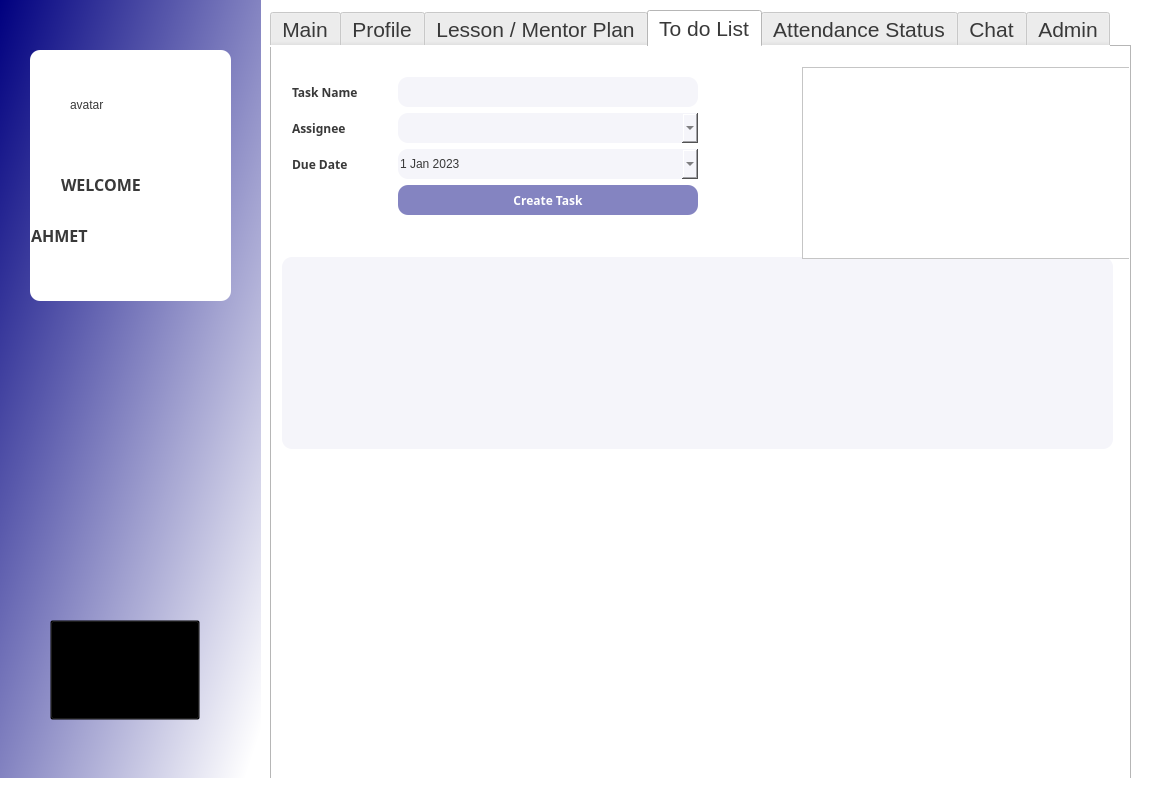
Melike17/school_update, file Teacher_UI/teacher_v1.ui: the form before one commit.
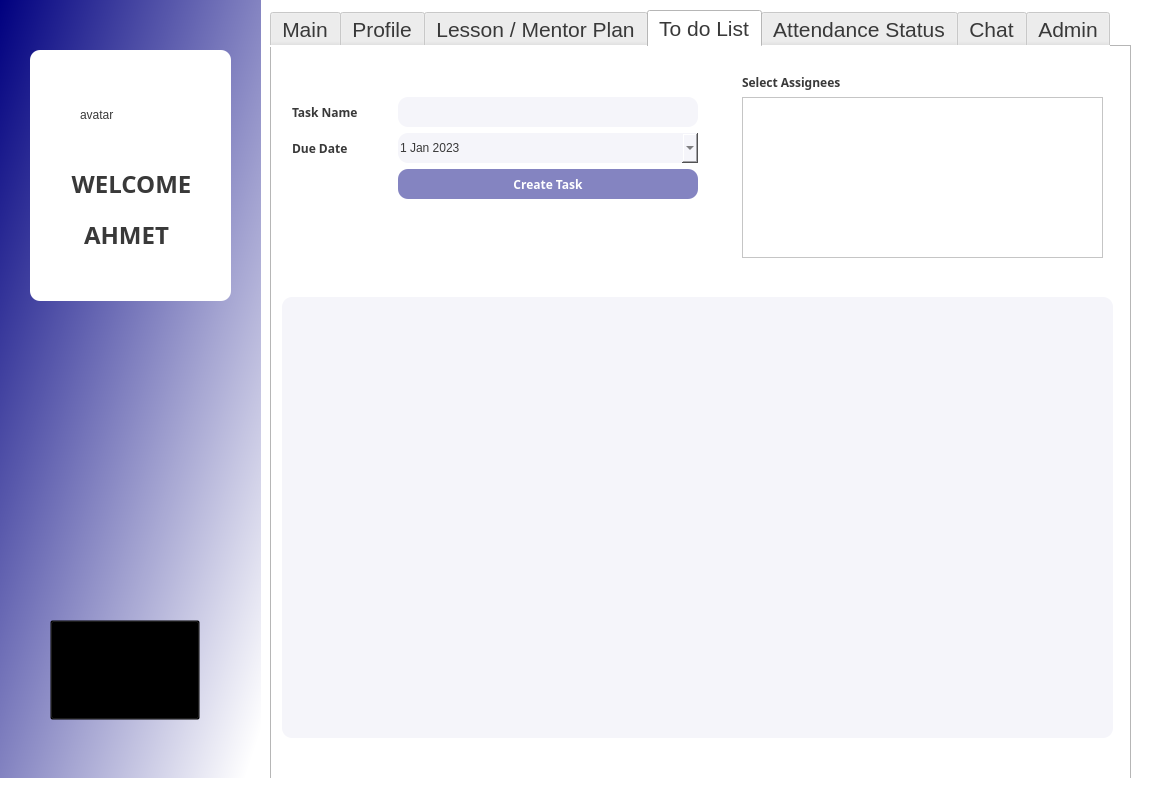
The form after the commit. The open tabs and pages were chosen to show the change. Icons and pictures are not drawn.

Patch:
```diff
--- a/Teacher_UI/teacher_v1.ui
+++ b/Teacher_UI/teacher_v1.ui
@@ -1007,9 +1007,9 @@
       <property name="geometry">
        <rect>
         <x>10</x>
-        <y>210</y>
+        <y>250</y>
         <width>831</width>
-        <height>192</height>
+        <height>441</height>
        </rect>
       </property>
       <property name="font">
@@ -1029,9 +1029,9 @@
       <property name="geometry">
        <rect>
         <x>20</x>
-        <y>30</y>
-        <width>409</width>
-        <height>143</height>
+        <y>50</y>
+        <width>410</width>
+        <height>156</height>
        </rect>
       </property>
       <layout class="QFormLayout" name="create_task_form_layout">
@@ -1086,56 +1086,6 @@
         </widget>
        </item>
        <item row="1" column="0">
-        <widget class="QLabel" name="assignee_label">
-         <property name="minimumSize">
-          <size>
-           <width>100</width>
-           <height>30</height>
-          </size>
-         </property>
-         <property name="maximumSize">
-          <size>
-           <width>100</width>
-           <height>30</height>
-          </size>
-         </property>
-         <property name="font">
-          <font>
-           <family>Arial Black</family>
-           <weight>75</weight>
-           <bold>true</bold>
-          </font>
-         </property>
-         <property name="styleSheet">
-          <string notr="true">background-color:transparent;</string>
-         </property>
-         <property name="text">
-          <string>Assignee</string>
-         </property>
-        </widget>
-       </item>
-       <item row="1" column="1">
-        <widget class="QComboBox" name="assignee_input_combo">
-         <property name="minimumSize">
-          <size>
-           <width>300</width>
-           <height>30</height>
-          </size>
-         </property>
-         <property name="maximumSize">
-          <size>
-           <width>300</width>
-           <height>30</height>
-          </size>
-         </property>
-         <property name="styleSheet">
-          <string notr="true">border-radius:10px;
-border-color: rgb(197, 197, 226);
-background-color: rgb(245, 245, 250);</string>
-         </property>
-        </widget>
-       </item>
-       <item row="2" column="0">
         <widget class="QLabel" name="due_date_label">
          <property name="minimumSize">
           <size>
@@ -1165,7 +1115,7 @@
          </property>
         </widget>
        </item>
-       <item row="2" column="1">
+       <item row="1" column="1">
         <widget class="QDateEdit" name="due_date_input">
          <property name="minimumSize">
           <size>
@@ -1196,7 +1146,7 @@
          </property>
         </widget>
        </item>
-       <item row="3" column="1">
+       <item row="2" column="1">
         <widget class="QPushButton" name="create_task_button">
          <property name="minimumSize">
           <size>
@@ -1233,16 +1183,51 @@
      <widget class="QListWidget" name="task_user_list">
       <property name="geometry">
        <rect>
-        <x>530</x>
-        <y>20</y>
+        <x>470</x>
+        <y>50</y>
         <width>361</width>
-        <height>192</height>
+        <height>161</height>
        </rect>
       </property>
       <property name="styleSheet">
        <string notr="true">background-color: rgb(255, 255, 255)</string>
       </property>
      </widget>
+     <widget class="QLabel" name="task_name_label_2">
+      <property name="geometry">
+       <rect>
+        <x>470</x>
+        <y>20</y>
+        <width>150</width>
+        <height>30</height>
+       </rect>
+      </property>
+      <property name="minimumSize">
+       <size>
+        <width>150</width>
+        <height>30</height>
+       </size>
+      </property>
+      <property name="maximumSize">
+       <size>
+        <width>100</width>
+        <height>30</height>
+       </size>
+      </property>
+      <property name="font">
+       <font>
+        <family>Arial Black</family>
+        <weight>75</weight>
+        <bold>true</bold>
+       </font>
+      </property>
+      <property name="styleSheet">
+       <string notr="true">background-color:transparent;</string>
+      </property>
+      <property name="text">
+       <string>Select Assignees</string>
+      </property>
+     </widget>
     </widget>
     <widget class="QWidget" name="teacher_attendance">
      <attribute name="title">
@@ -1725,8 +1710,8 @@
    <widget class="QLabel" name="user_avatar">
     <property name="geometry">
      <rect>
-      <x>70</x>
-      <y>80</y>
+      <x>80</x>
+      <y>90</y>
       <width>101</width>
       <height>50</height>
      </rect>
@@ -1756,7 +1741,7 @@
     <property name="font">
      <font>
       <family>Arial Black</family>
-      <pointsize>12</pointsize>
+      <pointsize>18</pointsize>
       <weight>75</weight>
       <bold>true</bold>
      </font>
@@ -1768,6 +1753,9 @@
     <property name="text">
      <string>AHMET</string>
     </property>
+    <property name="alignment">
+     <set>Qt::AlignCenter</set>
+    </property>
    </widget>
    <widget class="QLabel" name="label_6">
     <property name="geometry">
@@ -1781,7 +1769,7 @@
     <property name="font">
      <font>
       <family>Arial Black</family>
-      <pointsize>12</pointsize>
+      <pointsize>18</pointsize>
       <weight>75</weight>
       <bold>true</bold>
      </font>
@@ -1792,6 +1780,9 @@
     <property name="text">
      <string>WELCOME</string>
     </property>
+    <property name="alignment">
+     <set>Qt::AlignCenter</set>
+    </property>
    </widget>
    <widget class="QLabel" name="label_7">
     <property name="geometry">
```
Left out of the diff: 10 changed lines with no effect on the pictures.
